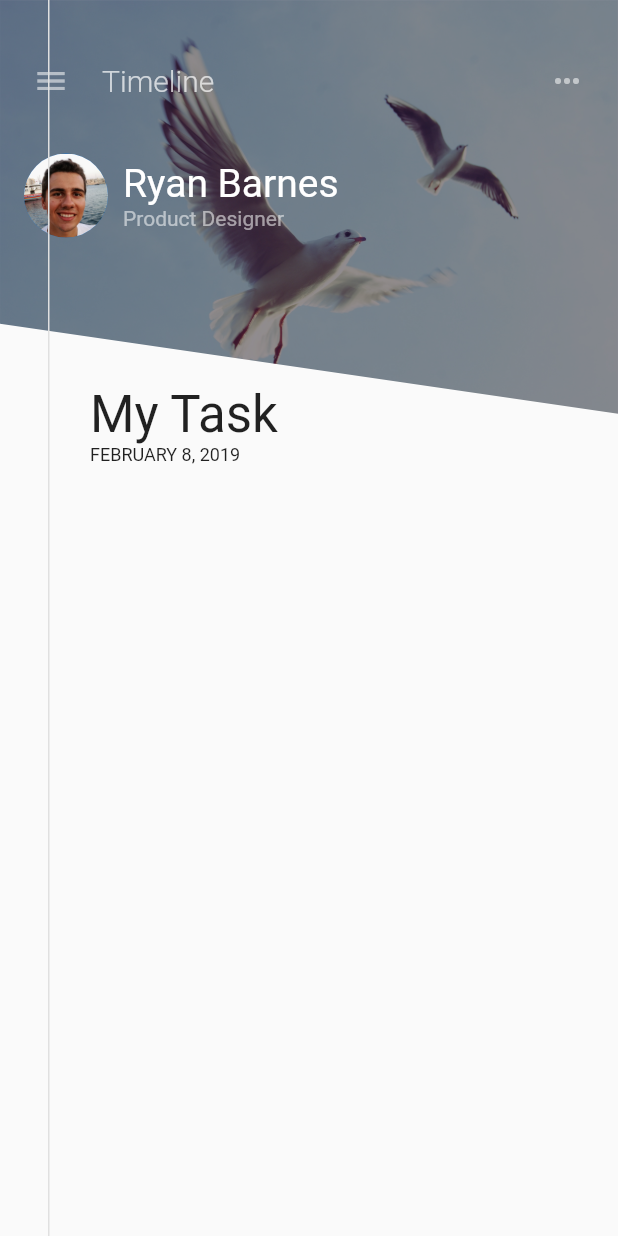
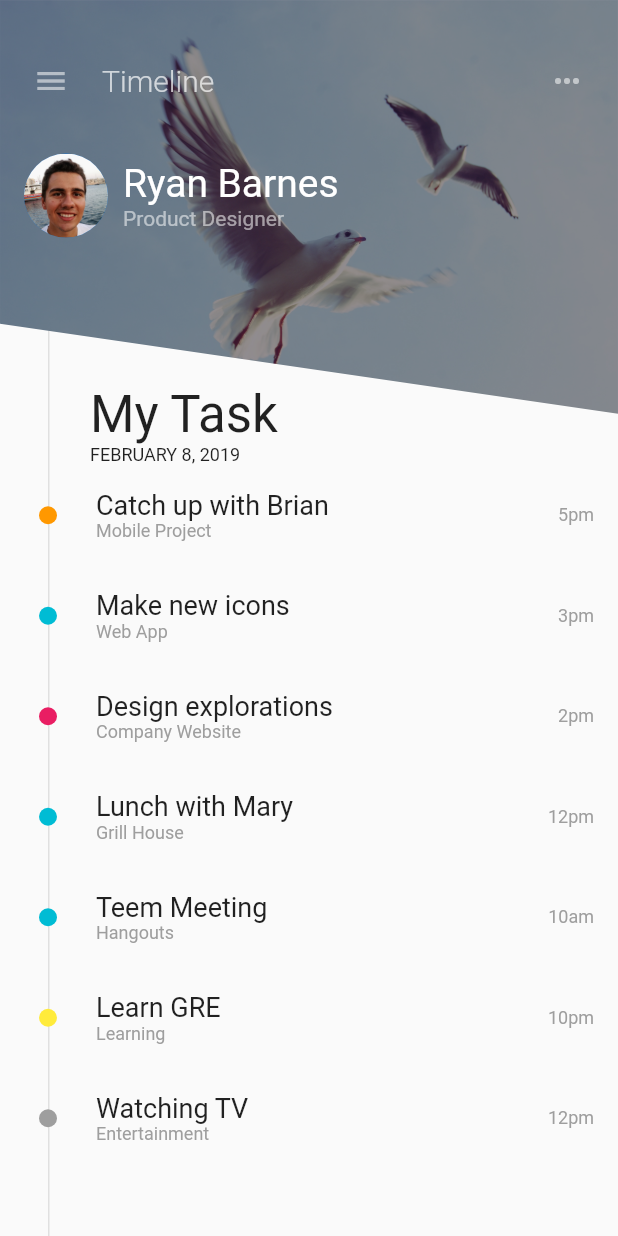
Before and after one commit to SonQBChau/filter_menu_ui_challenge, a Flutter app: the screen it shows after launch, on a phone screen of 412 x 824 dp. Run offline on Flutter 3.47's test engine with Material 2 defaults, Android fonts, the phone set to English and light mode, and no system bars.

Commit message:
add task_list

```diff
--- a/lib/main.dart
+++ b/lib/main.dart
@@ -1,4 +1,5 @@
 import 'package:flutter/material.dart';
+import 'package:filter_menu_ui_challenge/task_list.dart';
 
 void main() => runApp(MyApp());
 
@@ -27,20 +28,23 @@ class _MyHomePageState extends State<MyHomePage> {
     return Scaffold(
       body: Stack(
         children: <Widget>[
+          _buildTimeline(),
           buildClippedHero(),
           buildHeader(),
           buildProfileRow(),
           buildMainBody(),
-          _buildTimeline(),
+
         ],
       ),
     );
   }
 
   Container buildMainBody() {
+    final tasks = TaskList();
     return Container(
           padding: EdgeInsets.only(top: 256),
           child: Column(
+            crossAxisAlignment: CrossAxisAlignment.start,
             children: <Widget>[
               Container(
                 padding: EdgeInsets.only(left: 60),
@@ -58,6 +62,7 @@ class _MyHomePageState extends State<MyHomePage> {
                   ],
                 ),
               ),
+              tasks.buildTasksList(),
             ],
           ),
         );
--- a/lib/task_list.dart
+++ b/lib/task_list.dart
@@ -1,5 +1,6 @@
 
 import 'package:filter_menu_ui_challenge/task.dart';
+import 'package:filter_menu_ui_challenge/task_row.dart';
 import 'package:flutter/material.dart';
 
 class TaskList{
@@ -34,5 +35,25 @@ class TaskList{
         time: "10am",
         color: Colors.cyan,
         completed: true),
+    new Task(
+        name: "Learn GRE",
+        category: "Learning",
+        time: "10pm",
+        color: Colors.yellow,
+        completed: true),
+    new Task(
+        name: "Watching TV",
+        category: "Entertainment",
+        time: "12pm",
+        color: Colors.grey,
+        completed: true),
   ];
+
+  Widget buildTasksList() {
+    return new Expanded(
+      child: new ListView(
+        children: tasks.map((task) => new TaskRow(task: task)).toList(),
+      ),
+    );
+  }
 }
--- a/lib/task_row.dart
+++ b/lib/task_row.dart
@@ -0,0 +1,56 @@
+import 'package:filter_menu_ui_challenge/task.dart';
+import 'package:flutter/material.dart';
+
+class TaskRow extends StatefulWidget {
+  final Task task;
+  final double dotSize = 12;
+
+  const TaskRow({Key key, this.task}): super(key:key);
+
+
+  @override
+  _TaskRowState createState() => _TaskRowState();
+}
+
+class _TaskRowState extends State<TaskRow> {
+  @override
+  Widget build(BuildContext context) {
+    return new Padding(
+      padding: const EdgeInsets.symmetric(vertical: 16.0),
+      child: new Row(
+        children: <Widget>[
+          new Padding(
+            padding: new EdgeInsets.symmetric(horizontal: 32.0 - widget.dotSize / 2),
+            child: new Container(
+              height: widget.dotSize,
+              width: widget.dotSize,
+              decoration: new BoxDecoration(shape: BoxShape.circle, color: widget.task.color),
+            ),
+          ),
+          new Expanded(
+            child: new Column(
+              crossAxisAlignment: CrossAxisAlignment.start,
+              children: <Widget>[
+                new Text(
+                  widget.task.name,
+                  style: new TextStyle(fontSize: 18.0),
+                ),
+                new Text(
+                  widget.task.category,
+                  style: new TextStyle(fontSize: 12.0, color: Colors.grey),
+                )
+              ],
+            ),
+          ),
+          new Padding(
+            padding: const EdgeInsets.only(right: 16.0),
+            child: new Text(
+              widget.task.time,
+              style: new TextStyle(fontSize: 12.0, color: Colors.grey),
+            ),
+          ),
+        ],
+      ),
+    );
+  }
+}
```
